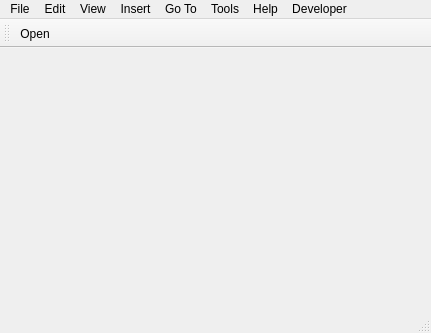
First picture: the form in PdfForQtViewer/pdfviewermainwindow.ui, repository JakubMelka/PDF4QT, before the edit.
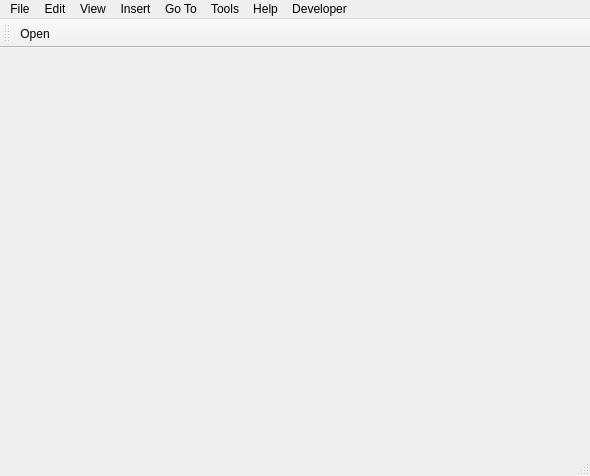
Second picture: the form after the edit. Icons and pictures are not drawn.

Patch:
```diff
--- a/PdfForQtViewer/pdfviewermainwindow.ui
+++ b/PdfForQtViewer/pdfviewermainwindow.ui
@@ -6,8 +6,8 @@
    <rect>
     <x>0</x>
     <y>0</y>
-    <width>431</width>
-    <height>333</height>
+    <width>590</width>
+    <height>476</height>
    </rect>
   </property>
   <property name="windowTitle">
@@ -19,7 +19,7 @@
     <rect>
      <x>0</x>
      <y>0</y>
-     <width>431</width>
+     <width>590</width>
      <height>21</height>
     </rect>
    </property>
```
Left out of the diff: 6 changed lines with no effect on the pictures.
